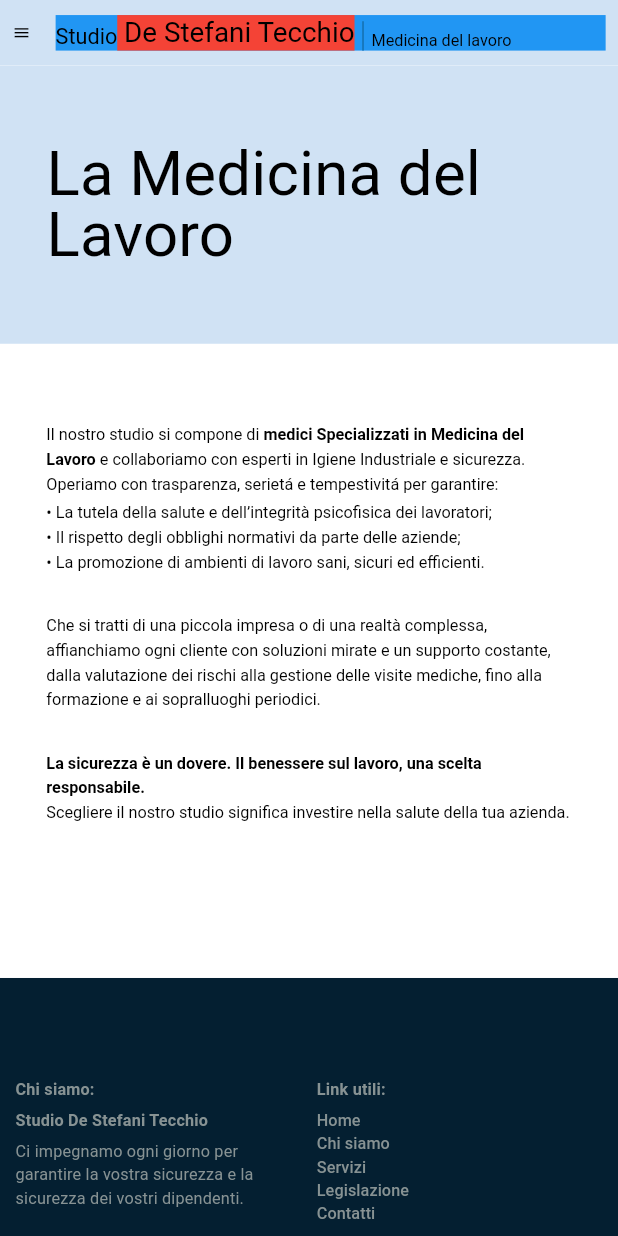
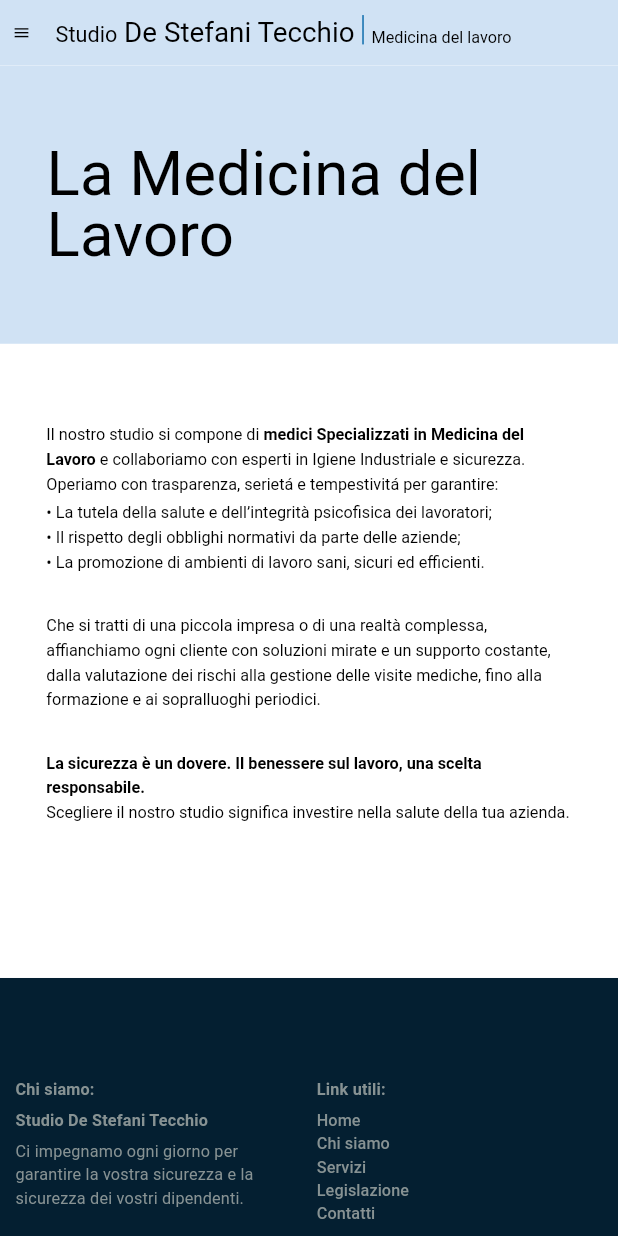
Before and after one commit to pierlucat/medico_lavoro, a Flutter app: the screen it shows after launch, after a tap on "Scopri", on a phone screen of 412 x 824 dp. Run offline on Flutter 3.47's test engine with Material 3 defaults, Android fonts, the phone set to English and light mode, and no system bars; our stand-ins replace go_router, google_fonts, responsive_framework; missing offline and left inert: google_static_maps_controller.

Commit message:
campi form obbligatori

```diff
--- a/lib/base_layout/app_bar/header_appbar.dart
+++ b/lib/base_layout/app_bar/header_appbar.dart
@@ -13,10 +13,9 @@ class HeaderLogo extends StatelessWidget {
 
   @override
   Widget build(BuildContext context) {
-    return Container(
-      color: Colors.blue,
-      child: Row(
-        crossAxisAlignment: CrossAxisAlignment.end,
+    return Row(
+      crossAxisAlignment: CrossAxisAlignment.baseline,
+      textBaseline: TextBaseline.alphabetic,
       children: [
         Text(
           'Studio',
@@ -24,13 +23,10 @@ class HeaderLogo extends StatelessWidget {
             fontSize: 28,
           ),
         ),
-          Container(
-            color: Colors.red,
-            child: Text(
+        Text(
           ' De Stefani Tecchio',
           style: ThemeUtils.title.copyWith(
             fontSize: 36,
-              ),
           ),
         ),
         SizedBox(width: 10),
@@ -47,7 +43,6 @@ class HeaderLogo extends StatelessWidget {
           ),
         ),
       ],
-      ),
     );
   }
 }
--- a/lib/page_content/contatti/widgets/contatti_section.dart
+++ b/lib/page_content/contatti/widgets/contatti_section.dart
@@ -47,7 +47,7 @@ class IndicazioniSection extends StatelessWidget {
         RigaContatti(
           icon: CupertinoIcons.placemark,
           title: "Indirizzo",
-          subtitle: "Via Magellano, 8, Creazzo (VI)",
+          subtitle: "Via Magellano, 2, Creazzo (VI)",
         ),
         SizedBox(
           height: 40,
--- a/lib/utils/common_widgets/common_input_field.dart
+++ b/lib/utils/common_widgets/common_input_field.dart
@@ -7,16 +7,26 @@ class CommonInputField extends StatelessWidget {
   final String label;
   final TextInputType? textInputType;
   final int? maxLines;
+  final TextEditingController? controller;
+  // 1. Aggiungiamo la dichiarazione del validator
+  final String? Function(String?)? validator;
+
   const CommonInputField({
     super.key,
     this.textInputType,
     required this.label,
     this.maxLines,
+    this.controller,
+    // 2. Lo aggiungiamo al costruttore
+    this.validator,
   });
 
   @override
   Widget build(BuildContext context) {
     return TextFormField(
+      controller: controller,
+      // 3. Lo passiamo al TextFormField per abilitare la validazione
+      validator: validator,
       cursorColor: Color(ColorUtils.accentColor),
       decoration: InputDecoration(
         fillColor: Color(0xFFF7F7F7),
@@ -46,9 +56,24 @@ class CommonInputField extends StatelessWidget {
             color: Colors.transparent,
           ),
         ),
+        // 4. Aggiungiamo i bordi per lo stato di errore (rosso)
+        errorBorder: OutlineInputBorder(
+          borderRadius: BorderRadius.circular(SizingUtils.radiusRectangle),
+          borderSide: const BorderSide(
+            width: 1,
+            color: Colors.red,
+          ),
+        ),
+        focusedErrorBorder: OutlineInputBorder(
+          borderRadius: BorderRadius.circular(SizingUtils.radiusRectangle),
+          borderSide: const BorderSide(
+            width: 1.5,
+            color: Colors.red,
+          ),
+        ),
       ),
       keyboardType: textInputType,
-      maxLines: maxLines,
+      maxLines: maxLines ?? 1,
     );
   }
 }
--- a/lib/utils/common_widgets/form_contatti.dart
+++ b/lib/utils/common_widgets/form_contatti.dart
@@ -1,111 +1,226 @@
+import 'dart:convert';
 import 'package:flutter/material.dart';
+import 'package:http/http.dart' as http;
 import 'package:medico_lavoro/utils/breakpoint_utils.dart';
 import 'package:medico_lavoro/utils/common_widgets/common_filled_button.dart';
 import 'package:medico_lavoro/utils/common_widgets/common_input_field.dart';
 import 'package:medico_lavoro/utils/theme.dart';
 
-class FormContatti extends StatelessWidget {
-  FormContatti({super.key});
+class FormContatti extends StatefulWidget {
+  const FormContatti({super.key});
 
+  @override
+  State<FormContatti> createState() => _FormContattiState();
+}
+
+class _FormContattiState extends State<FormContatti> {
   final _formKey = GlobalKey<FormState>();
+
+  // Aggiungiamo una variabile per gestire quando mostrare gli errori in tempo reale
+  AutovalidateMode _autovalidateMode = AutovalidateMode.disabled;
+
+  final _nomeController = TextEditingController();
+  final _aziendaController = TextEditingController();
+  final _emailController = TextEditingController();
+  final _telefonoController = TextEditingController();
+  final _messaggioController = TextEditingController();
+
+  bool _isLoading = false;
+
+  @override
+  void dispose() {
+    _nomeController.dispose();
+    _aziendaController.dispose();
+    _emailController.dispose();
+    _telefonoController.dispose();
+    _messaggioController.dispose();
+    super.dispose();
+  }
+
+  Future<void> _inviaEmail() async {
+    setState(() {
+      _isLoading = true;
+    });
+
+    final url = Uri.parse('https://api.emailjs.com/api/v1.0/email/send');
+
+    try {
+      final response = await http.post(
+        url,
+        headers: {
+          'origin': 'http://localhost',
+          'Content-Type': 'application/json',
+        },
+        body: json.encode({
+          'service_id': 'service_ogu0mn8',
+          'template_id': 'template_gka3otc',
+          'user_id': 'tjemDFzjQV7bgE3H9',
+          'template_params': {
+            'nome': _nomeController.text,
+            'azienda': _aziendaController.text,
+            'email': _emailController.text,
+            'telefono': _telefonoController.text,
+            'messaggio': _messaggioController.text,
+          }
+        }),
+      );
+
+      if (response.statusCode == 200) {
+        if (mounted) {
+          ScaffoldMessenger.of(context).showSnackBar(
+            const SnackBar(content: Text('Richiesta inviata con successo!')),
+          );
+        }
+
+        // 1. Svuota fisicamente i controller
+        _nomeController.clear();
+        _aziendaController.clear();
+        _emailController.clear();
+        _telefonoController.clear();
+        _messaggioController.clear();
+
+        // 2. Resetta il form e disabilita la validazione automatica
+        // per evitare che i campi appena svuotati mostrino "Campo obbligatorio"
+        setState(() {
+          _autovalidateMode = AutovalidateMode.disabled;
+        });
+        _formKey.currentState?.reset();
+      } else {
+        if (mounted) {
+          ScaffoldMessenger.of(context).showSnackBar(
+            const SnackBar(
+                content: Text('Errore durante l\'invio della richiesta.')),
+          );
+        }
+      }
+    } catch (e) {
+      if (mounted) {
+        ScaffoldMessenger.of(context).showSnackBar(
+          SnackBar(content: Text('Errore di connessione: $e')),
+        );
+      }
+    } finally {
+      if (mounted) {
+        setState(() {
+          _isLoading = false;
+        });
+      }
+    }
+  }
 
   @override
   Widget build(BuildContext context) {
-    // Build a Form widget using the _formKey created above.
     return Form(
       key: _formKey,
+      autovalidateMode: _autovalidateMode,
       child: Padding(
         padding: const EdgeInsets.all(15.0),
         child: Column(
           crossAxisAlignment: CrossAxisAlignment.start,
           children: <Widget>[
-            Column(
-              children: [
             Row(
+              // 1. AGGIUNTO: Mantiene i campi allineati in alto
+              crossAxisAlignment: CrossAxisAlignment.start,
               children: [
                 Expanded(
                   child: CommonInputField(
                     label: 'Nome e Cognome',
+                    controller: _nomeController,
+                    validator: (value) {
+                      if (value == null || value.trim().isEmpty) {
+                        return 'Campo obbligatorio';
+                      }
+                      return null;
+                    },
                   ),
                 ),
-                    SizedBox(width: 15), // Spazio tra i due TextField
+                const SizedBox(width: 15),
                 Expanded(
                   child: CommonInputField(
                     label: 'Azienda',
+                    controller: _aziendaController,
+                    validator: (value) {
+                      if (value == null || value.trim().isEmpty) {
+                        return 'Campo obbligatorio';
+                      }
+                      return null;
+                    },
                   ),
                 ),
               ],
             ),
-                SizedBox(
-                  height: 15,
-                ),
+            const SizedBox(height: 15),
             Row(
+              // 2. AGGIUNTO: Mantiene i campi allineati in alto
+              crossAxisAlignment: CrossAxisAlignment.start,
               children: [
                 Expanded(
-                      child: Padding(
-                        padding: const EdgeInsets.only(top: 8.0),
                   child: CommonInputField(
                     label: 'Mail',
                     textInputType: TextInputType.emailAddress,
+                    controller: _emailController,
+                    validator: (value) {
+                      if (value == null || value.trim().isEmpty) {
+                        return 'Campo obbligatorio';
+                      }
+                      if (!RegExp(r'^[\w-\.]+@([\w-]+\.)+[\w-]{2,4}$')
+                          .hasMatch(value.trim())) {
+                        return 'Inserisci un\'email valida';
+                      }
+                      return null;
+                    },
                   ),
                 ),
-                    ),
-                    SizedBox(width: 15),
+                const SizedBox(width: 15),
                 Expanded(
-                      child: Padding(
-                        padding: const EdgeInsets.only(top: 8.0),
                   child: CommonInputField(
                     label: 'Telefono',
                     textInputType: TextInputType.phone,
-                        ),
+                    controller: _telefonoController,
+                    validator: (value) {
+                      if (value == null || value.trim().isEmpty) {
+                        return 'Campo obbligatorio';
+                      }
+                      return null;
+                    },
                   ),
                 ),
               ],
             ),
-                SizedBox(
-                  height: 15,
-                ),
-                Padding(
-                  padding: const EdgeInsets.only(top: 8.0),
-                  child: CommonInputField(
+            const SizedBox(height: 15),
+            CommonInputField(
               label: 'Messaggio',
               textInputType: TextInputType.multiline,
               maxLines: 6,
+              controller: _messaggioController,
+              validator: (value) {
+                if (value == null || value.trim().isEmpty) {
+                  return 'Campo obbligatorio';
+                }
+                return null;
+              },
             ),
-                ),
-              ],
-            ),
-            SizedBox(
-              height: SizingUtils.spaceM,
-            ),
+            SizedBox(height: SizingUtils.spaceM),
             Row(
               children: [
-                Expanded(
-                  child: SizedBox(),
-                ),
-                CommonFilledButton(
+                const Spacer(),
+                _isLoading
+                    ? const CircularProgressIndicator()
+                    : CommonFilledButton(
                         text: "Invia richiesta",
                         textColor: Colors.white,
                         callBack: () async {
-                    // Logica di invio del form
+                          setState(() {
+                            _autovalidateMode =
+                                AutovalidateMode.onUserInteraction;
+                          });
+
                           if (_formKey.currentState!.validate()) {
-                      //initialize EmailSender class
-                      // EmailSender emailSender = EmailSender();
-                      // //initialize send method to response variable
-                      // var response = await emailSender.send("afridayan01@gmail.com");
-                      // if (response["message"] == "emailSendSuccess") {
-                      //   print(response);
-                      // } else {
-                      //   print("something Failed");
-                      //   //for understanding the error
-                      //   print(response);
-                      // }
+                            await _inviaEmail();
                           }
                         },
                       ),
-                Expanded(
-                  child: SizedBox(),
-                ),
+                const Spacer(),
               ],
             ),
           ],
```
Also changed, not shown: lib/page_content/contatti/widgets/contatti_map.dart (+3 -4 lines). Lines whose indentation alone changed are shown as unchanged.
